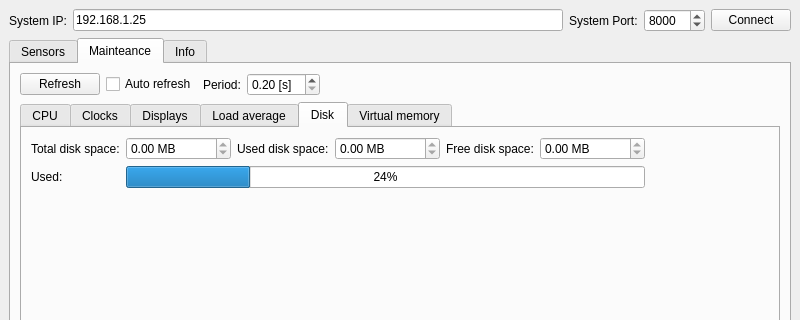
First picture: the form in mainwindow.ui, repository DominikKamykowski/ServiceApplicationRPi, before the edit; both pictures show x 0 to 800 and y 0 to 320 of the 800 by 600 pixel window.
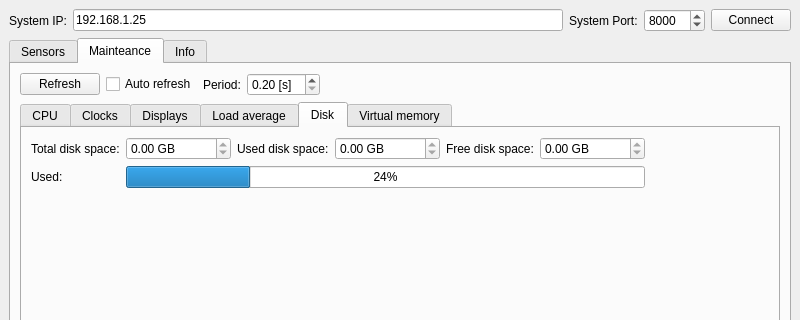
Second picture: the form after the edit. The open tabs and pages were chosen to show the change.

```diff
--- a/mainwindow.ui
+++ b/mainwindow.ui
@@ -615,7 +615,7 @@
                <bool>true</bool>
               </property>
               <property name="suffix">
-               <string> MB</string>
+               <string> GB</string>
               </property>
               <property name="maximum">
                <double>999999999.000000000000000</double>
@@ -641,7 +641,7 @@
                <bool>true</bool>
               </property>
               <property name="suffix">
-               <string> MB</string>
+               <string> GB</string>
               </property>
               <property name="maximum">
                <double>999999999.000000000000000</double>
@@ -661,7 +661,7 @@
                <bool>true</bool>
               </property>
               <property name="suffix">
-               <string> MB</string>
+               <string> GB</string>
               </property>
               <property name="maximum">
                <double>999999999.000000000000000</double>
```
Left out of the diff: 234 changed lines with no effect on the pictures.
